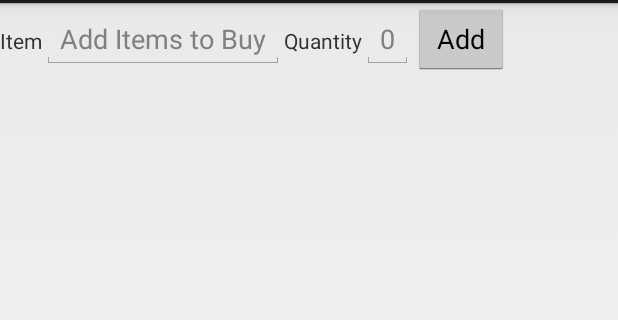
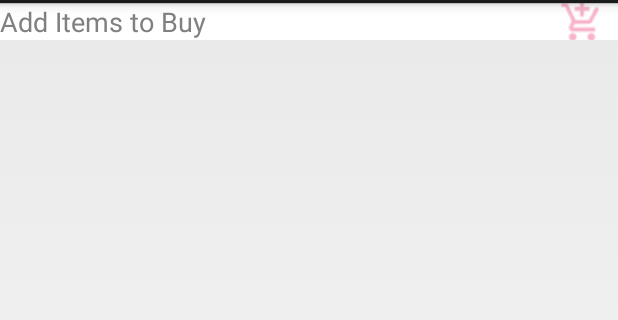
Before and after one commit to serenafr/Housewife-Solution, an Android app: the fragment ShopFragment shown on its own in the app's theme, on a phone screen of 412 x 824 dp, the part 69-389 px from its top. Run offline under Robolectric (Android 15) with nearby library versions, the phone set to English and light mode, and no system bars.

Commit message:
Get the name of an item from the edit text and show it in the listview.

```diff
--- a/app/src/main/AndroidManifest.xml
+++ b/app/src/main/AndroidManifest.xml
@@ -9,7 +9,8 @@
         android:theme="@style/AppTheme" >
         <activity
             android:name=".MainActivity"
-            android:label="@string/app_name">
+            android:label="@string/app_name"
+            android:windowSoftInputMode="adjustPan">
 
             <intent-filter>
                 <action android:name="android.intent.action.MAIN" />
--- a/app/src/main/java/me/christine/housewifesolution/ItemAdapter.java
+++ b/app/src/main/java/me/christine/housewifesolution/ItemAdapter.java
@@ -14,7 +14,6 @@ import android.widget.TextView;
 public class ItemAdapter extends ArrayAdapter<ShoppingItem> {
     private static class ViewHolder {
         TextView name;
-        TextView number;
     }
 
     public ItemAdapter(Context context, ArrayList<ShoppingItem> shoppingItems) {
@@ -30,14 +29,12 @@ public class ItemAdapter extends ArrayAdapter<ShoppingItem> {
             LayoutInflater inflater = LayoutInflater.from(getContext());
             convertView = inflater.inflate(R.layout.shopping_item_layout, parent, false);
             viewHolder.name = (TextView) convertView.findViewById(R.id.itemName);
-            viewHolder.number = (TextView) convertView.findViewById(R.id.itemNumber);
             convertView.setTag(viewHolder);
         } else {
             viewHolder = (ViewHolder) convertView.getTag();
         }
 
         viewHolder.name.setText(shoppingItem.name);
-        viewHolder.number.setText(Integer.toString(shoppingItem.number));
 
         return convertView;
     }
--- a/app/src/main/java/me/christine/housewifesolution/ShoppingItem.java
+++ b/app/src/main/java/me/christine/housewifesolution/ShoppingItem.java
@@ -5,9 +5,7 @@ package me.christine.housewifesolution;
  */
 public class ShoppingItem {
     public String name;
-    public int number;
-    public ShoppingItem(String name, int number) {
-        this.number = number;
+    public ShoppingItem(String name) {
         this.name = name;
     }
 }
--- /dev/null
+++ b/app/src/main/res/drawable/add_shopping_item_background.xml
@@ -0,0 +1,6 @@
+<?xml version="1.0" encoding="utf-8"?>
+<shape xmlns:android="http://schemas.android.com/apk/res/android" android:shape="rectangle">
+
+    <solid android:color="#ffffff" />
+    <stroke android:color="#4fa5d5"/>
+</shape>
--- a/app/src/main/res/layout/recipetag_layout.xml
+++ b/app/src/main/res/layout/recipetag_layout.xml
@@ -1,5 +1,6 @@
 <?xml version="1.0" encoding="utf-8"?>
 <LinearLayout xmlns:android="http://schemas.android.com/apk/res/android"
+    android:id="@+id/recipe_content_layout"
     android:orientation="vertical" android:layout_width="match_parent"
     android:layout_height="match_parent">
 
--- a/app/src/main/res/layout/shoptag_layout.xml
+++ b/app/src/main/res/layout/shoptag_layout.xml
@@ -1,38 +1,35 @@
 <?xml version="1.0" encoding="utf-8"?>
-<RelativeLayout xmlns:android="http://schemas.android.com/apk/res/android"
+<LinearLayout xmlns:android="http://schemas.android.com/apk/res/android"
+    android:id="@+id/shop_content_layout"
     android:orientation="vertical"
     android:layout_width="match_parent"
     android:layout_height="match_parent">
 
-    <LinearLayout xmlns:android="http://schemas.android.com/apk/res/android"
-        android:orientation="horizontal"
-        android:layout_width="match_parent"
-        android:layout_height="match_parent">
-        <TextView
-            android:id="@+id/show_item_name"
-            android:text="@string/name_item_to_buy"
-            android:layout_width="wrap_content"
-            android:layout_height="wrap_content" />
+    <RelativeLayout
+        android:layout_width="wrap_content"
+        android:layout_height="wrap_content"
+        android:orientation="horizontal">
         <EditText
-            android:id="@+id/get_shopping_item_edit_text"
+            android:id="@+id/add_shopping_items"
+            android:layout_width="fill_parent"
+            android:layout_height="wrap_content"
+            android:hint="@string/add_items_to_buy"
+            android:textSize="18dp"
+            android:background="@drawable/add_shopping_item_background"
+            android:onClick="addShoppingItems"
+            android:layout_centerVertical="true"/>
+
+        <ImageButton
+            android:id="@+id/add_shopping_cart"
             android:layout_width="wrap_content"
             android:layout_height="wrap_content"
-            android:hint="@string/add_items_to_buy"/>
-        <TextView
-            android:text="@string/quantity_item_to_buy"
-            android:layout_width="wrap_content"
-            android:layout_height="wrap_content" />
-        <EditText
-            android:id="@+id/get_shopping_item_quantity_edit_text"
-            android:layout_width="wrap_content"
-            android:layout_height="wrap_content"
-            android:hint="0"/>
-        <Button
-            android:id="@+id/add_shopping_item_button"
-            android:text="Add"
-            android:layout_width="wrap_content"
-            android:layout_height="wrap_content" />
-    </LinearLayout>
+            android:src="@drawable/ic_action_add_shopping_cart"
+            android:layout_alignParentRight="true"
+            android:layout_centerVertical="true"
+            android:layout_alignTop="@id/add_shopping_items"
+            android:layout_alignBottom="@id/add_shopping_items"
+            android:background="@android:color/transparent"/>
+    </RelativeLayout>
 
     <ListView
         android:id="@+id/shopping_list"
@@ -40,4 +37,4 @@
         android:layout_height="wrap_content">
     </ListView>
 
-</RelativeLayout>
+</LinearLayout>
--- a/app/src/main/res/layout/single_item.xml
+++ /dev/null
@@ -1,6 +0,0 @@
-<?xml version="1.0" encoding="utf-8"?>
-<TextView xmlns:android="http://schemas.android.com/apk/res/android"
-    android:orientation="vertical" android:layout_width="match_parent"
-    android:layout_height="match_parent">
-
-</TextView>
--- a/app/src/main/res/layout/todotag_layout.xml
+++ b/app/src/main/res/layout/todotag_layout.xml
@@ -1,5 +1,6 @@
 <?xml version="1.0" encoding="utf-8"?>
 <LinearLayout xmlns:android="http://schemas.android.com/apk/res/android"
+    android:id="@+id/todo_content_layout"
     android:orientation="vertical"
     android:layout_width="match_parent"
     android:layout_height="match_parent">
```
Also changed, not shown: app/src/main/java/me/christine/housewifesolution/AddShoppingListActivity.java (deleted, +0 -17 lines), app/src/main/java/me/christine/housewifesolution/MainActivity.java (+35 -24 lines), app/src/main/java/me/christine/housewifesolution/ShopFragment.java (+2 -39 lines), app/src/main/res/layout/activity_add_shopping_list.xml (deleted, +0 -16 lines), app/src/main/res/layout/activity_main.xml (+9 -1 lines), app/src/main/res/drawable/ic_action_add_shopping_cart.png (added), app/src/main/res/drawable/ic_check_mark.png (added).
